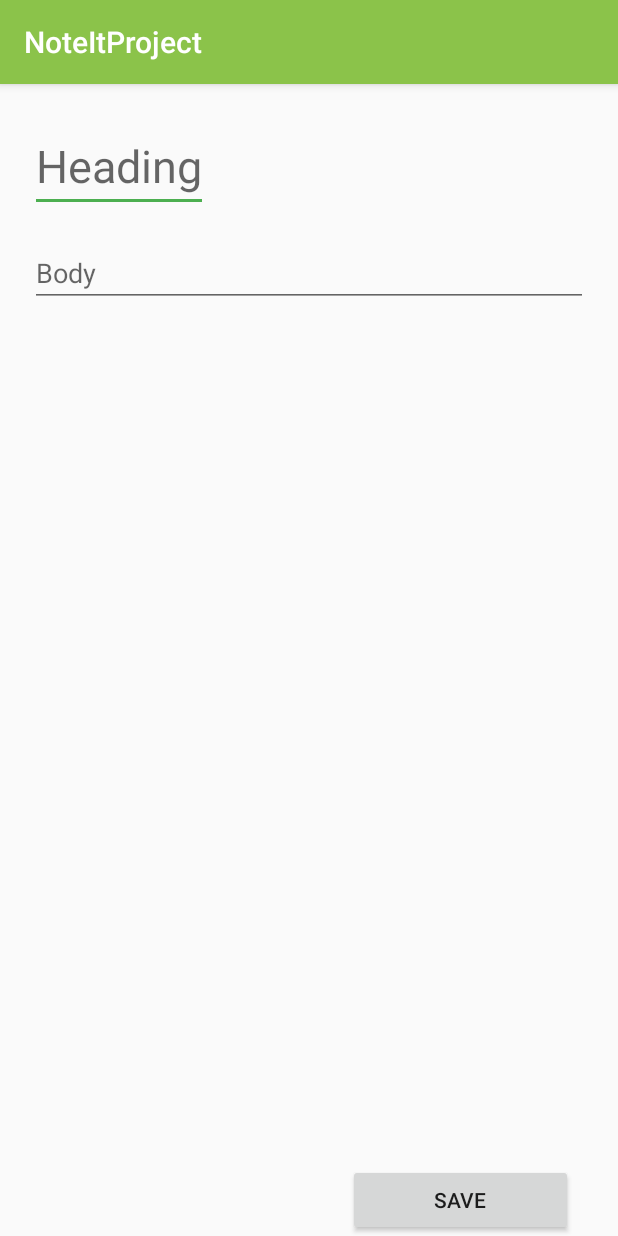
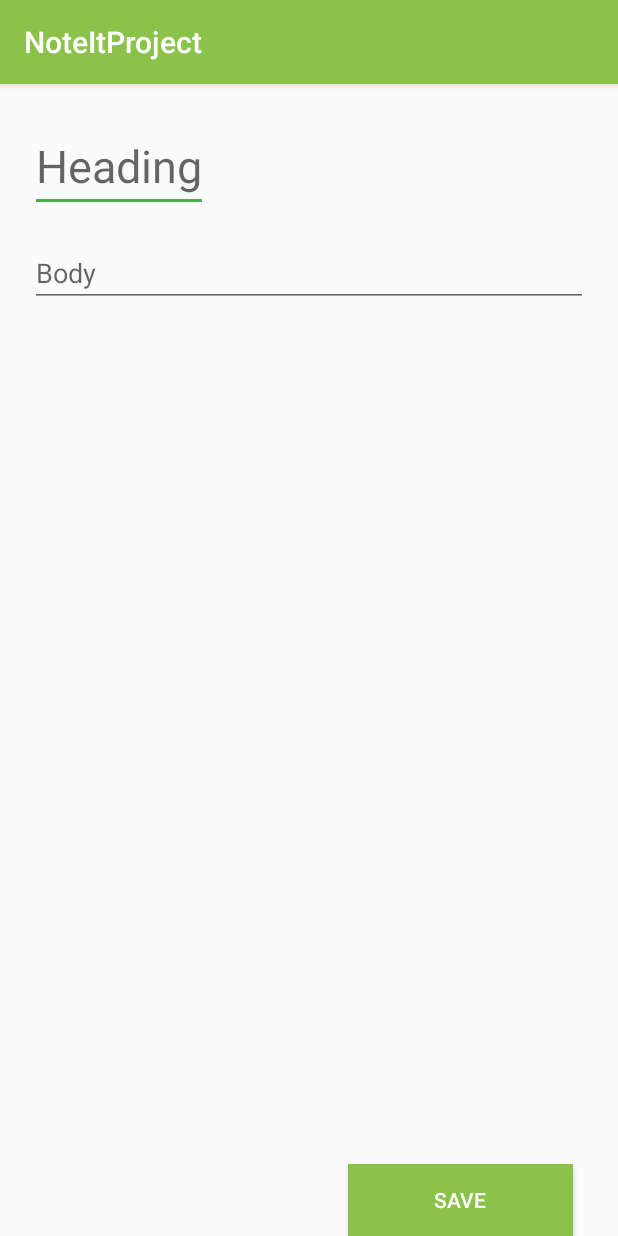
Before and after one commit to usamamzr/NotesApp, an Android app: the screen it shows after launch (AddNoteActivity), after a tap on "NEW NOTE", on a phone screen of 412 x 824 dp. Run offline under Robolectric (Android 15) with nearby library versions, the phone set to English and light mode, and no system bars; our stand-ins replace EventBus, Picasso; pictures from the network do not load; 1 statement that could not run was skipped.

Commit message:
Initial Commit

```diff
--- a/app/build.gradle
+++ b/app/build.gradle
@@ -33,4 +33,7 @@ dependencies {
     //compile 'com.squareup.picasso:picasso:2.5.2'
     compile 'com.squareup.retrofit2:retrofit:2.3.0'
     compile 'com.squareup.retrofit2:converter-gson:2.3.0'
+    compile 'com.squareup.retrofit2:converter-scalars:2.3.0'
+    compile 'com.squareup.okhttp3:okhttp:3.9.0'
+    compile 'com.squareup.okhttp3:logging-interceptor:3.8.0'
 }
--- a/app/src/main/java/com/example/usama/noteitproject/Adapters/RecyclerAdapter.java
+++ b/app/src/main/java/com/example/usama/noteitproject/Adapters/RecyclerAdapter.java
@@ -4,29 +4,20 @@ import android.content.Context;
 import android.content.Intent;
 import android.support.design.widget.Snackbar;
 import android.support.v7.widget.RecyclerView;
-import android.util.Log;
 import android.view.LayoutInflater;
 import android.view.View;
 import android.view.ViewGroup;
 import android.widget.Button;
 import android.widget.ImageView;
 import android.widget.TextView;
-import android.widget.Toast;
 
 import com.example.usama.noteitproject.Models.Note;
-import com.example.usama.noteitproject.NoteAPI;
 import com.example.usama.noteitproject.NotesDetailActivity;
 import com.example.usama.noteitproject.R;
 import com.google.gson.Gson;
 
 import java.util.ArrayList;
 import java.util.List;
-
-import retrofit2.Call;
-import retrofit2.Callback;
-import retrofit2.Response;
-import retrofit2.Retrofit;
-import retrofit2.converter.gson.GsonConverterFactory;
 
 //import com.squareup.picasso.Picasso;
 
@@ -36,7 +27,7 @@ import retrofit2.converter.gson.GsonConverterFactory;
 
 public class RecyclerAdapter extends RecyclerView.Adapter<RecyclerAdapter.ViewHolder> {
 
-    private List<Note> listItems;
+    private ArrayList<Note> listItems;
     Context context;
 
     public RecyclerAdapter(Context context, ArrayList<Note> arrayList) {
@@ -60,7 +51,7 @@ public class RecyclerAdapter extends RecyclerView.Adapter<RecyclerAdapter.ViewHo
     public void onBindViewHolder(final ViewHolder holder, final int position) {
 
         context = holder.imageView.getContext();
-        holder.noteID.setText(this.listItems.get((int) getItemId(position)).getId());
+//        holder.noteID.setText(this.listItems.get((int) getItemId(position)).getId());
         holder.noteHead.setText(this.listItems.get(position).getHead());
         holder.noteDesc.setText(this.listItems.get(position).getDesc());
 
@@ -75,12 +66,8 @@ public class RecyclerAdapter extends RecyclerView.Adapter<RecyclerAdapter.ViewHo
             public void onClick(View v) {
                 listItems.remove(position);
 
-                Retrofit retrofit = new Retrofit.Builder()
-                        .baseUrl("http://192.168.1.19:8000/api/")
-                        .addConverterFactory(GsonConverterFactory.create())
-                        .build();
+                /*NoteAPI service = NoteAPI.retrofit.create(NoteAPI.class);
 
-                NoteAPI service = retrofit.create(NoteAPI.class);
                 final Call<Note> delRequest = service.deleteNote(position);
 
                 delRequest.enqueue(new Callback<Note>() {
@@ -88,11 +75,11 @@ public class RecyclerAdapter extends RecyclerView.Adapter<RecyclerAdapter.ViewHo
                     public void onResponse(Call<Note> call, Response<Note> response) {
                         // use response.code, response.headers, etc.
                         Log.i("response_check", "onResponse() called with: call = [" + call + "], response = [" + response + "]");
-                        /*Note NoteDetailList = response.body();
+                        *//*Note NoteDetailList = response.body();
                         Toast.makeText(RecyclerAdapter.this.context,"Success",Toast.LENGTH_LONG).show();
                         this.deleteNote(NoteDetailList);
                         NoteEvent noteEvent = new NoteEvent(NoteDetailList);
-                        EventBus.getDefault().post(noteEvent);*/
+                        EventBus.getDefault().post(noteEvent);*//*
                     }
 
                     @Override
@@ -101,11 +88,11 @@ public class RecyclerAdapter extends RecyclerView.Adapter<RecyclerAdapter.ViewHo
                         Toast.makeText(RecyclerAdapter.this.context,"Failure",Toast.LENGTH_LONG).show();
 
                     }
-                });
+                });*/
 
                 notifyDataSetChanged();
 
-                Snackbar.make(v, "Note Deleted", Snackbar.LENGTH_LONG)
+                Snackbar.make(v, "Note Deleted", Snackbar.LENGTH_SHORT)
                         .setAction("Action", null).show();
             }
         });
--- a/app/src/main/java/com/example/usama/noteitproject/Fragments/AddNoteFragment.java
+++ b/app/src/main/java/com/example/usama/noteitproject/Fragments/AddNoteFragment.java
@@ -18,8 +18,6 @@ import com.example.usama.noteitproject.R;
 import retrofit2.Call;
 import retrofit2.Callback;
 import retrofit2.Response;
-import retrofit2.Retrofit;
-import retrofit2.converter.gson.GsonConverterFactory;
 
 /**
  * A simple {@link Fragment} subclass.
@@ -46,23 +44,19 @@ public class AddNoteFragment extends Fragment {
 
         btnSaveAdd.setOnClickListener(new View.OnClickListener() {
             @Override
-            public void onClick(View v) {
+            public void onClick(final View v) {
 
                 String head = etHead.getText().toString().trim();
                 String desc = etDesc.getText().toString().trim();
 
-                Retrofit retrofit = new Retrofit.Builder()
-                        .baseUrl("http://192.168.1.19:8000/")
-                        .addConverterFactory(GsonConverterFactory.create())
-                        .build();
-
-                NoteAPI service = retrofit.create(NoteAPI.class);
+                NoteAPI service = NoteAPI.retrofit.create(NoteAPI.class);
 
                 Call<Note> noteList = service.saveNote(head, desc);
 
                 noteList.enqueue(new Callback<Note>() {
                     @Override
                     public void onResponse(Call<Note> call, Response<Note> response) {
+//                        Snackbar.make(v, "Note Added", Snackbar.LENGTH_LONG).show();
                         Toast.makeText(getContext(), "Note Added", Toast.LENGTH_LONG).show();
                         Intent intent = new Intent(getContext(), NoteFragmentActivity.class);
                         startActivity(intent);
@@ -70,6 +64,7 @@ public class AddNoteFragment extends Fragment {
 
                     @Override
                     public void onFailure(Call<Note> call, Throwable t) {
+//                        Snackbar.make(v, "Failed to add note", Snackbar.LENGTH_LONG).setAction("Retry", null).show();
                         Toast.makeText(getContext(), "Failed to add note", Toast.LENGTH_LONG).show();
                     }
                 });
--- a/app/src/main/java/com/example/usama/noteitproject/Fragments/NoteFragment.java
+++ b/app/src/main/java/com/example/usama/noteitproject/Fragments/NoteFragment.java
@@ -31,16 +31,11 @@ import java.util.ArrayList;
 import retrofit2.Call;
 import retrofit2.Callback;
 import retrofit2.Response;
-import retrofit2.Retrofit;
-import retrofit2.converter.gson.GsonConverterFactory;
 
 /**
  * A simple {@link Fragment} subclass.
  */
 public class NoteFragment extends Fragment {
-
-
-    private static final String TAG = "MTAG";
 
     RecyclerView recyclerView;
     RecyclerAdapter adapter;
@@ -51,7 +46,7 @@ public class NoteFragment extends Fragment {
         // Required empty public constructor
     }
 
-    ArrayList<Note> arrayList = new ArrayList<>();
+    ArrayList arrayList = new ArrayList();
 
     @Subscribe(threadMode = ThreadMode.MAIN)
     public void test(NoteEvent customEvent) {
@@ -61,9 +56,6 @@ public class NoteFragment extends Fragment {
         String str = gson.toJson(customEvent.getMessage());
 
         Log.i("check", str);
-
-
-        //mAdapter.changeset(lostDetailList1);
 
     }
 
@@ -76,9 +68,8 @@ public class NoteFragment extends Fragment {
     @Override
     public View onCreateView(LayoutInflater inflater, ViewGroup container,
                              Bundle savedInstanceState) {
+
         EventBus.getDefault().register(this);
-
-//        final RecyclerAdapter recyclerAdapter = new RecyclerAdapter(this.getContext(), arrayList);
         View view = inflater.inflate(R.layout.fragment_note, container, false);
 
         adapter = new RecyclerAdapter(this.getContext(), arrayList);
@@ -87,16 +78,8 @@ public class NoteFragment extends Fragment {
         RecyclerView.LayoutManager layoutManager = new LinearLayoutManager(this.getContext());
         recyclerView.setLayoutManager(layoutManager);
         recyclerView.setAdapter(adapter);
+
         addButton = view.findViewById(R.id.btnAddNote);
-
-        Retrofit retrofit = new Retrofit.Builder()
-                .baseUrl("http://192.168.1.19:8000/api/")
-                .addConverterFactory(GsonConverterFactory.create())
-                .build();
-
-        NoteAPI service = retrofit.create(NoteAPI.class);
-
-        Call<ArrayList<Note>> noteList = service.getNotesList();
 
         final ProgressDialog progressDialog;
         progressDialog = new ProgressDialog(this.getContext());
@@ -105,6 +88,10 @@ public class NoteFragment extends Fragment {
         progressDialog.setTitle("Please wait");
         progressDialog.setProgressStyle(ProgressDialog.STYLE_SPINNER);
         progressDialog.show();
+
+        NoteAPI service = NoteAPI.retrofit.create(NoteAPI.class);
+
+        Call<ArrayList<Note>> noteList = service.getNotesList();
 
         noteList.enqueue(new Callback<ArrayList<Note>>() {
             @Override
@@ -120,11 +107,14 @@ public class NoteFragment extends Fragment {
 
             @Override
             public void onFailure(Call<ArrayList<Note>> call, Throwable t) {
-
                 progressDialog.dismiss();
                 Toast.makeText(getContext(), "Failure", Toast.LENGTH_LONG).show();
+                Log.i("response_check", "onFailure() called with: call = [" + call + "], t = [" + t + "]");
             }
         });
+
+
+
 
         addButton.setOnClickListener(new View.OnClickListener() {
             @Override
--- a/app/src/main/java/com/example/usama/noteitproject/NoteAPI.java
+++ b/app/src/main/java/com/example/usama/noteitproject/NoteAPI.java
@@ -5,6 +5,8 @@ import com.example.usama.noteitproject.Models.Note;
 import java.util.ArrayList;
 
 import retrofit2.Call;
+import retrofit2.Retrofit;
+import retrofit2.converter.gson.GsonConverterFactory;
 import retrofit2.http.DELETE;
 import retrofit2.http.Field;
 import retrofit2.http.FormUrlEncoded;
@@ -24,7 +26,7 @@ public interface NoteAPI {
     @GET("notes/{id}")
     Call<Note> getNoteById(int id);
 
-    @POST("api/notes")
+    @POST("notes")
     @FormUrlEncoded
     Call<Note> saveNote(@Field("title") String head,
                         @Field("body") String desc);
@@ -34,4 +36,10 @@ public interface NoteAPI {
 
     @DELETE
     Call<Note> deleteNote(@Query("id") int id);
+
+    Retrofit retrofit = new Retrofit.Builder()
+            .baseUrl("http://192.168.8.101:8000/api/")
+            .addConverterFactory(GsonConverterFactory.create())
+            .build();
+
 }
--- a/app/src/main/res/layout/fragment_add_note.xml
+++ b/app/src/main/res/layout/fragment_add_note.xml
@@ -34,6 +34,8 @@
         android:layout_alignParentEnd="true"
         android:layout_marginBottom="30dp"
         android:layout_marginEnd="30dp"
-        android:text="Save" />
+        android:text="Save"
+        android:textColor="#ffff"
+        android:background="@color/colorPrimary"/>
 
 </RelativeLayout>
--- a/app/src/main/res/layout/fragment_edit_note.xml
+++ b/app/src/main/res/layout/fragment_edit_note.xml
@@ -34,6 +34,8 @@
         android:layout_alignParentEnd="true"
         android:layout_marginBottom="30dp"
         android:layout_marginEnd="30dp"
-        android:text="Save" />
+        android:text="Save"
+        android:textColor="#ffff"
+        android:background="@color/colorPrimary" />
 
 </RelativeLayout>
--- a/app/src/main/res/layout/fragment_note.xml
+++ b/app/src/main/res/layout/fragment_note.xml
@@ -20,6 +20,8 @@
         android:layout_height="wrap_content"
         android:layout_alignParentBottom="true"
         android:layout_alignParentEnd="true"
-        android:text="New Note" />
+        android:text="New Note"
+        android:textColor="#ffff"
+        android:background="@color/colorPrimary"/>
 
 </RelativeLayout>
--- a/app/src/main/res/layout/fragment_notes_detail.xml
+++ b/app/src/main/res/layout/fragment_notes_detail.xml
@@ -34,6 +34,10 @@
         android:layout_alignParentEnd="true"
         android:layout_marginBottom="30dp"
         android:layout_marginEnd="30dp"
-        android:text="Edit" />
+        android:background="@color/colorPrimary"
+        android:text="Edit"
+        android:textAlignment="center"
+        android:textColor="#ffff"
+        android:visibility="visible" />
 
 </RelativeLayout>
```
Also changed, not shown: app/src/main/java/com/example/usama/noteitproject/Models/Note.java (+6 -8 lines), app/src/main/res/layout/single_note.xml (+11 -4 lines), 207 other files.
